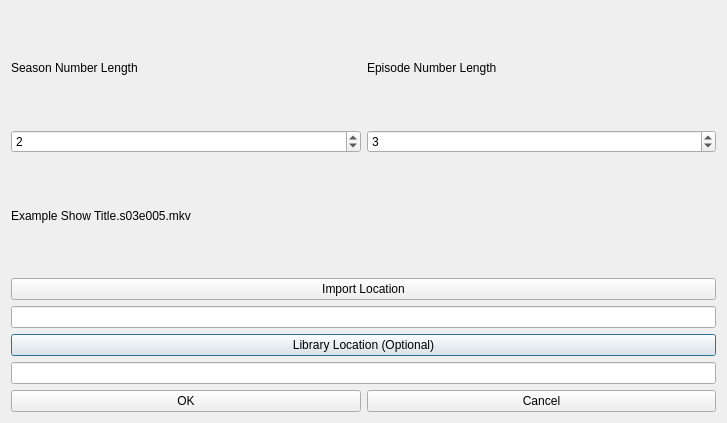
glop102/simplifiedVideoLibraryRenamer, file settings.ui: the form before one commit.
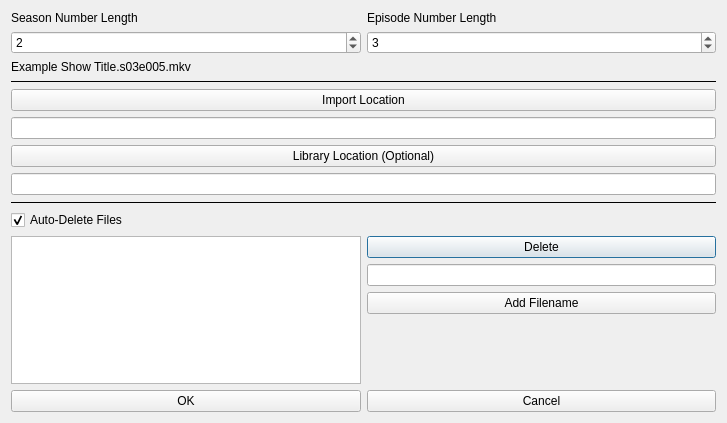
The form after the commit.

Commit message:
Auto Delete Useless Files
This adds the user-configrable option to auto-delete files.
* adds new UI elements to settings dialog
* adds two new parameters to the config file

closes #8

Patch:
```diff
--- a/settings.ui
+++ b/settings.ui
@@ -13,17 +13,7 @@
   <property name="windowTitle">
    <string>Settings</string>
   </property>
-  <layout class="QGridLayout" name="gridLayout">
-   <item row="5" column="0" colspan="2">
-    <widget class="QPushButton" name="bBrowseLibrary">
-     <property name="toolTip">
-      <string>&lt;html&gt;&lt;head/&gt;&lt;body&gt;&lt;p&gt;Open a file browser to select your Library location&lt;/p&gt;&lt;/body&gt;&lt;/html&gt;</string>
-     </property>
-     <property name="text">
-      <string>Library Location (Optional)</string>
-     </property>
-    </widget>
-   </item>
+  <layout class="QGridLayout" name="gridLayout" rowstretch="0,0,0,0,0,0,0,0,0,0,1,0,0,0,0">
    <item row="1" column="1">
     <widget class="QSpinBox" name="eEpisodeLength">
      <property name="toolTip">
@@ -40,6 +30,40 @@
      </property>
     </widget>
    </item>
+   <item row="10" column="1">
+    <widget class="QPushButton" name="bAutoDeleteRemoveSelection">
+     <property name="text">
+      <string>Delete</string>
+     </property>
+    </widget>
+   </item>
+   <item row="0" column="1">
+    <widget class="QLabel" name="label_2">
+     <property name="text">
+      <string>Episode Number Length</string>
+     </property>
+    </widget>
+   </item>
+   <item row="2" column="0" colspan="2">
+    <widget class="QLabel" name="lExampleRename">
+     <property name="text">
+      <string>Example Show Title.s03e005.mkv</string>
+     </property>
+    </widget>
+   </item>
+   <item row="14" column="0">
+    <widget class="QPushButton" name="bConfirm">
+     <property name="text">
+      <string>OK</string>
+     </property>
+    </widget>
+   </item>
+   <item row="10" column="0" rowspan="4">
+    <widget class="QListWidget" name="listAutoDeleteFiles"/>
+   </item>
+   <item row="11" column="1">
+    <widget class="QLineEdit" name="eAutoDeleteNewFilename"/>
+   </item>
    <item row="0" column="0">
     <widget class="QLabel" name="label">
      <property name="text">
@@ -47,15 +71,25 @@
      </property>
     </widget>
    </item>
-   <item row="7" column="0">
-    <widget class="QPushButton" name="bConfirm">
+   <item row="5" column="0" colspan="2">
+    <widget class="QLineEdit" name="eImportLocation"/>
+   </item>
+   <item row="9" column="0" colspan="2">
+    <widget class="QCheckBox" name="cAutoDeleteEnable">
      <property name="text">
-      <string>OK</string>
+      <string>Auto-Delete Files</string>
      </property>
+     <property name="checked">
+      <bool>true</bool>
+     </property>
     </widget>
    </item>
-   <item row="6" column="0" colspan="2">
-    <widget class="QLineEdit" name="eLibraryLocation"/>
+   <item row="14" column="1">
+    <widget class="QPushButton" name="bCancel">
+     <property name="text">
+      <string>Cancel</string>
+     </property>
+    </widget>
    </item>
    <item row="1" column="0">
     <widget class="QSpinBox" name="eSeasonLength">
@@ -73,17 +107,42 @@
      </property>
     </widget>
    </item>
-   <item row="7" column="1">
-    <widget class="QPushButton" name="bCancel">
-     <property name="text">
-      <string>Cancel</string>
+   <item row="13" column="1">
+    <spacer name="verticalSpacer">
+     <property name="orientation">
+      <enum>Qt::Vertical</enum>
+     </property>
+     <property name="sizeHint" stdset="0">
+      <size>
+       <width>20</width>
+       <height>40</height>
+      </size>
+     </property>
+    </spacer>
+   </item>
+   <item row="8" column="0" colspan="2">
+    <widget class="Line" name="line">
+     <property name="minimumSize">
+      <size>
+       <width>0</width>
+       <height>0</height>
+      </size>
+     </property>
+     <property name="frameShadow">
+      <enum>QFrame::Plain</enum>
+     </property>
+     <property name="lineWidth">
+      <number>1</number>
+     </property>
+     <property name="orientation">
+      <enum>Qt::Horizontal</enum>
      </property>
     </widget>
    </item>
+   <item row="7" column="0" colspan="2">
+    <widget class="QLineEdit" name="eLibraryLocation"/>
+   </item>
    <item row="4" column="0" colspan="2">
-    <widget class="QLineEdit" name="eImportLocation"/>
-   </item>
-   <item row="3" column="0" colspan="2">
     <widget class="QPushButton" name="bBrowseImport">
      <property name="toolTip">
       <string>&lt;html&gt;&lt;head/&gt;&lt;body&gt;&lt;p&gt;Open a file browser to select your import location&lt;/p&gt;&lt;/body&gt;&lt;/html&gt;</string>
@@ -93,17 +152,30 @@
      </property>
     </widget>
    </item>
-   <item row="2" column="0" colspan="2">
-    <widget class="QLabel" name="lExampleRename">
+   <item row="12" column="1">
+    <widget class="QPushButton" name="bAutoDeleteAddNew">
      <property name="text">
-      <string>Example Show Title.s03e005.mkv</string>
+      <string>Add Filename</string>
      </property>
     </widget>
    </item>
-   <item row="0" column="1">
-    <widget class="QLabel" name="label_2">
+   <item row="6" column="0" colspan="2">
+    <widget class="QPushButton" name="bBrowseLibrary">
+     <property name="toolTip">
+      <string>&lt;html&gt;&lt;head/&gt;&lt;body&gt;&lt;p&gt;Open a file browser to select your Library location&lt;/p&gt;&lt;/body&gt;&lt;/html&gt;</string>
+     </property>
      <property name="text">
-      <string>Episode Number Length</string>
+      <string>Library Location (Optional)</string>
+     </property>
+    </widget>
+   </item>
+   <item row="3" column="0" colspan="2">
+    <widget class="Line" name="line_2">
+     <property name="frameShadow">
+      <enum>QFrame::Plain</enum>
+     </property>
+     <property name="orientation">
+      <enum>Qt::Horizontal</enum>
      </property>
     </widget>
    </item>
```
The commit also changes 3 other files.
